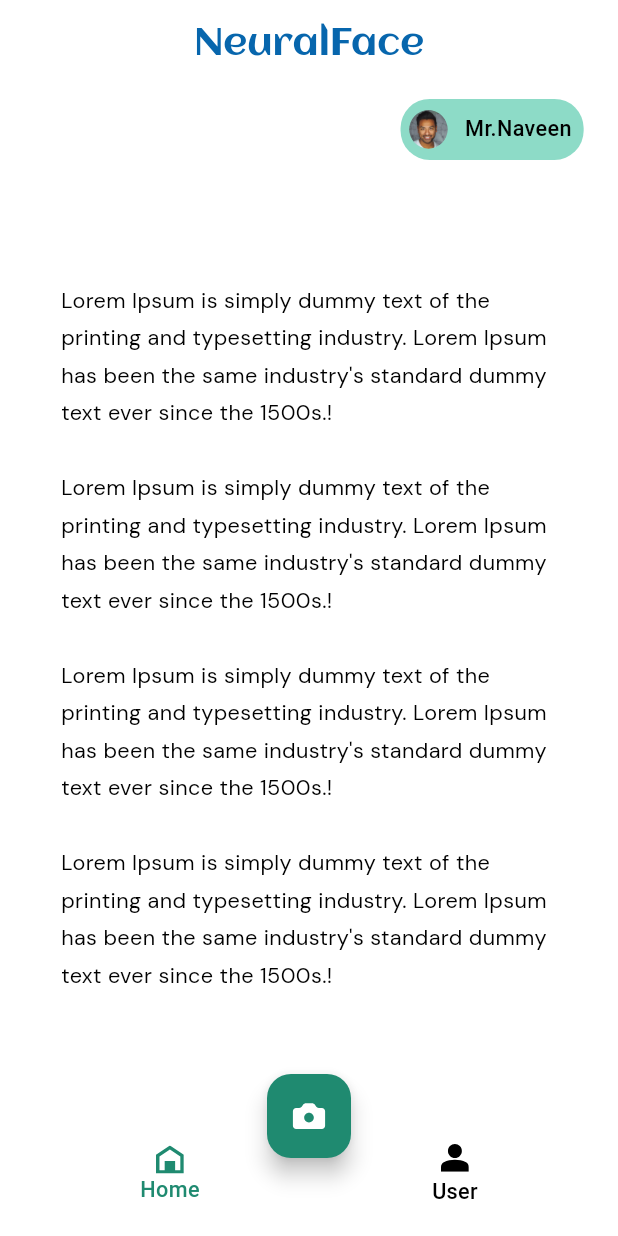
After one commit to scssandanayake/NeuralFace-Person-Identifier-Application, a Flutter app: the AppNavigationScreen screen opened by its route, after a tap on "start guide screen", on a phone screen of 412 x 824 dp. The commit adds this screen. Run offline on Flutter 3.47's test engine with Material 3 defaults, Android fonts, the phone set to English and light mode, and no system bars; our stand-ins replace cached_network_image, cloud_firestore, firebase_auth, firebase_core, flutter_svg, shared_preferences and 1 more; accounts and stored records are empty.

Commit message:
add start guide screen and other related sources to the screen

```diff
--- a/lib/presentation/app_navigation_screen/app_navigation_screen.dart
+++ b/lib/presentation/app_navigation_screen/app_navigation_screen.dart
@@ -92,6 +92,12 @@ class AppNavigationScreen extends StatelessWidget {
                           screenTitle: "home screen container screen",
                           onTapScreenTitle: () => onTapScreenTitle(
                               context, AppRoutes.homeScreenTemporaryContainerScreen),
+                        ),
+                        _buildScreenTitle(
+                          context,
+                          screenTitle: "start guide screen",
+                          onTapScreenTitle: () => onTapScreenTitle(
+                              context, AppRoutes.startGuideScreen),
                         ),
                       ],
                     ),
--- /dev/null
+++ b/lib/presentation/start_guide_screen/start_guide_screen.dart
@@ -0,0 +1,157 @@
+import 'package:person_identifier_application/presentation/home_screen_temporary_container_screen/home_screen_temporary_page.dart';
+//import 'package:person_identifier_application/presentation/scan_history_screen_page/scan_history_screen_page.dart';
+import 'package:person_identifier_application/widgets/app_bar/custom_app_bar.dart';
+import 'package:person_identifier_application/widgets/app_bar/appbar_title.dart';
+import 'package:person_identifier_application/widgets/custom_bottom_app_bar.dart';
+import 'package:person_identifier_application/widgets/custom_floating_button.dart';
+import 'package:flutter/material.dart';
+import 'package:person_identifier_application/core/app_export.dart';
+
+class StartGuideScreen extends StatelessWidget {
+  StartGuideScreen({Key? key})
+      : super(
+    key: key,
+  );
+
+  GlobalKey<NavigatorState> navigatorKey = GlobalKey();
+
+  @override
+  Widget build(BuildContext context) {
+    return SafeArea(
+      child: Scaffold(
+        appBar: _buildAppBar(context),
+        body: Container(
+          width: double.maxFinite,
+          padding: EdgeInsets.symmetric(
+            horizontal: 20.h,
+            vertical: 5.v,
+          ),
+          child: Column(
+            crossAxisAlignment: CrossAxisAlignment.start,
+            children: [
+              SizedBox(height: 3.v),
+              Align(
+                alignment: Alignment.centerRight,
+                child: Container(
+                  padding: EdgeInsets.all(5.h),
+                  decoration: AppDecoration.fillTeal.copyWith(
+                    borderRadius: BorderRadiusStyle.roundedBorder17,
+                  ),
+                  child: Row(
+                    mainAxisAlignment: MainAxisAlignment.center,
+                    mainAxisSize: MainAxisSize.min,
+                    children: [
+                      CustomImageView(
+                        imagePath: ImageConstant.imgImage,
+                        height: 25.adaptSize,
+                        width: 25.adaptSize,
+                        radius: BorderRadius.circular(
+                          12.h,
+                        ),
+                      ),
+                      Padding(
+                        padding: EdgeInsets.fromLTRB(10.h, 4.v, 2.h, 4.v),
+                        child: Text(
+                          "Mr.Naveen",
+                          style: theme.textTheme.bodySmall,
+                        ),
+                      ),
+                    ],
+                  ),
+                ),
+              ),
+              SizedBox(height: 23.v),
+              Padding(
+                padding: EdgeInsets.only(left: 18.h),
+                child: Text(
+                  "Quick Start Guide",
+                  style: theme.textTheme.titleMedium,
+                ),
+              ),
+              SizedBox(height: 30.v),
+              Align(
+                alignment: Alignment.center,
+                child: Container(
+                  width: 288.h,
+                  margin: EdgeInsets.only(
+                    left: 15.h,
+                    right: 16.h,
+                  ),
+                  child: Text(
+                    "Lorem Ipsum is simply dummy text of the printing and typesetting industry. Lorem Ipsum has been the same industry's standard dummy text ever since the 1500s.!\n\nLorem Ipsum is simply dummy text of the printing and typesetting industry. Lorem Ipsum has been the same industry's standard dummy text ever since the 1500s.!\n\nLorem Ipsum is simply dummy text of the printing and typesetting industry. Lorem Ipsum has been the same industry's standard dummy text ever since the 1500s.!\n\nLorem Ipsum is simply dummy text of the printing and typesetting industry. Lorem Ipsum has been the same industry's standard dummy text ever since the 1500s.!",
+                    maxLines: 19,
+                    overflow: TextOverflow.ellipsis,
+                    style: theme.textTheme.bodyMedium!.copyWith(
+                      height: 1.71,
+                    ),
+                  ),
+                ),
+              ),
+            ],
+          ),
+        ),
+        bottomNavigationBar: _buildSixtyOne(context),
+        floatingActionButton: CustomFloatingButton(
+          height: 50,
+          width: 50,
+          backgroundColor: appTheme.teal600,
+          /*decoration: FloatingButtonStyleHelper.fillTeal,*/
+          child: CustomImageView(
+            imagePath: ImageConstant.imgCamera,
+            height: 25.0.v,
+            width: 25.0.h,
+          ),
+        ),
+        floatingActionButtonLocation: FloatingActionButtonLocation.centerDocked,
+      ),
+    );
+  }
+
+  /// Section Widget
+  PreferredSizeWidget _buildAppBar(BuildContext context) {
+    return CustomAppBar(
+      centerTitle: true,
+      title: AppbarTitle(
+        text: "NeuralFace",
+      ),
+    );
+  }
+
+  /// Section Widget
+  Widget _buildSixtyOne(BuildContext context) {
+    return CustomBottomAppBar(
+      onChanged: (BottomBarEnum type) {
+        Navigator.pushNamed(
+            navigatorKey.currentContext!, getCurrentRoute(type));
+      },
+    );
+  }
+
+  ///Handling route based on bottom click actions
+  String getCurrentRoute(BottomBarEnum type) {
+    switch (type) {
+      case BottomBarEnum.Home:
+        return AppRoutes.homeScreenTemporaryPage;
+      case BottomBarEnum.History:
+        //return AppRoutes.scanHistoryScreenPage;
+      case BottomBarEnum.Tools:
+        return "/";
+      case BottomBarEnum.User:
+        return "/";
+      default:
+        return "/";
+    }
+  }
+
+  ///Handling page based on route
+  Widget getCurrentPage(String currentRoute) {
+    switch (currentRoute) {
+      case AppRoutes.homeScreenTemporaryPage:
+        return HomeScreenTemporaryPage();
+      //case AppRoutes.scanHistoryScreenPage:
+        //return ScanHistoryScreenPage();
+      default:
+        return DefaultWidget();
+    }
+  }
+}
--- a/lib/routes/app_routes.dart
+++ b/lib/routes/app_routes.dart
@@ -11,6 +11,7 @@ import '../presentation/reset_password_screen/reset_password_screen.dart';
 import '../presentation/app_navigation_screen/app_navigation_screen.dart';
 import '../presentation/home_screen_temporary_container_screen/home_screen_temporary_page.dart';
 import '../presentation/home_screen_temporary_container_screen/home_screen_temporary_container_screen.dart';
+import '../presentation/start_guide_screen/start_guide_screen.dart';
 
 class AppRoutes {
   static const String splashScreen = '/splash_screen';
@@ -41,6 +42,8 @@ class AppRoutes {
 
   static const String homeScreenTemporaryContainerScreen = '/home_screen_temporary_container_screen';
 
+  static const String startGuideScreen = '/start_guide_screen';
+
   static Map<String, WidgetBuilder> routes = {
     splashScreen: (context) => SplashScreen(),
     onboardingScreensOneScreen: (context) => OnboardingScreensOneScreen(),
@@ -53,6 +56,7 @@ class AppRoutes {
     resetPasswordScreen: (context) => ResetPasswordScreen(),
     appNavigationScreen: (context) => AppNavigationScreen(),
     homeScreenTemporaryPage: (context) => HomeScreenTemporaryPage(),
-    homeScreenTemporaryContainerScreen: (context) => HomeScreenTemporaryContainerScreen()
+    homeScreenTemporaryContainerScreen: (context) => HomeScreenTemporaryContainerScreen(),
+    startGuideScreen: (context) => StartGuideScreen()
   };
 }
```
